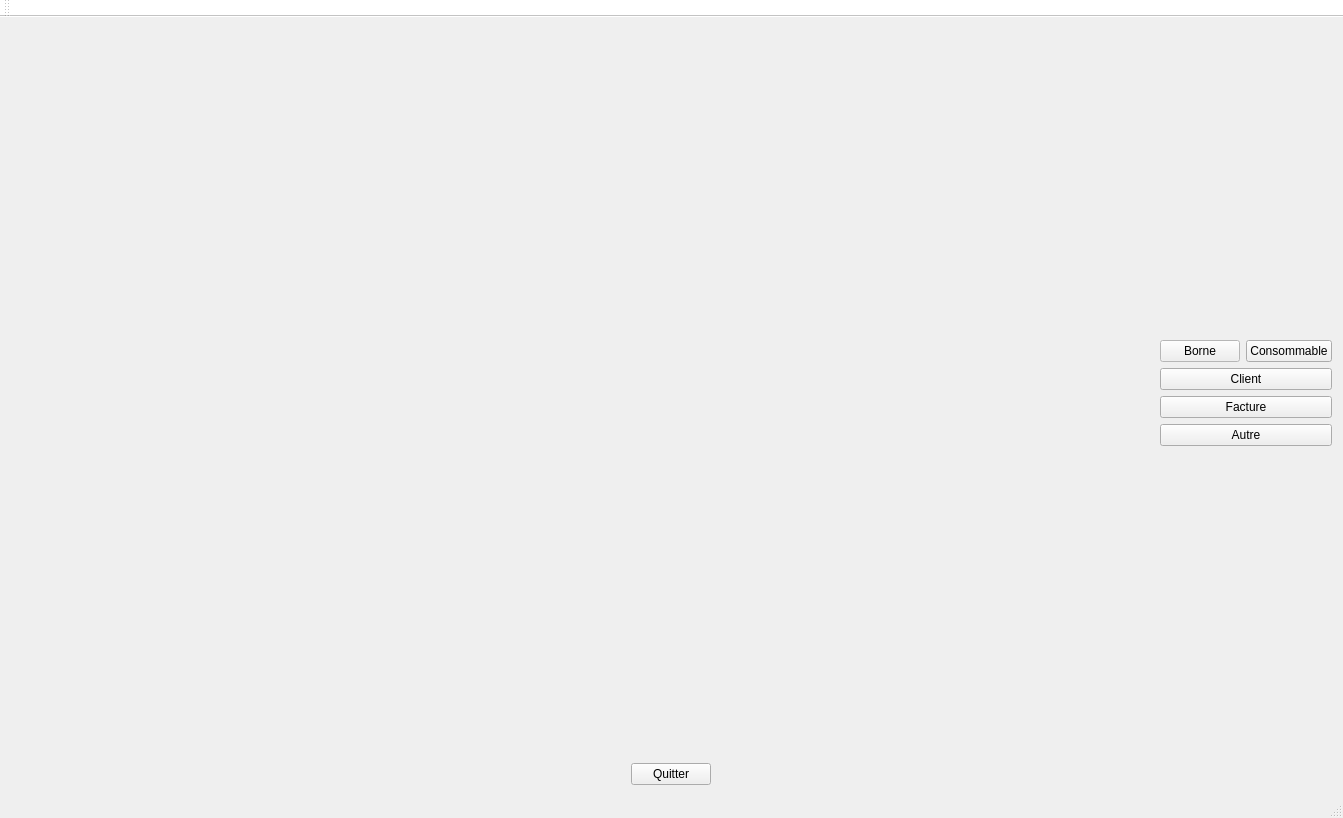
First picture: the form in PPE/PPE.ui, repository fallonloicc/PPE-Qt, before the edit.
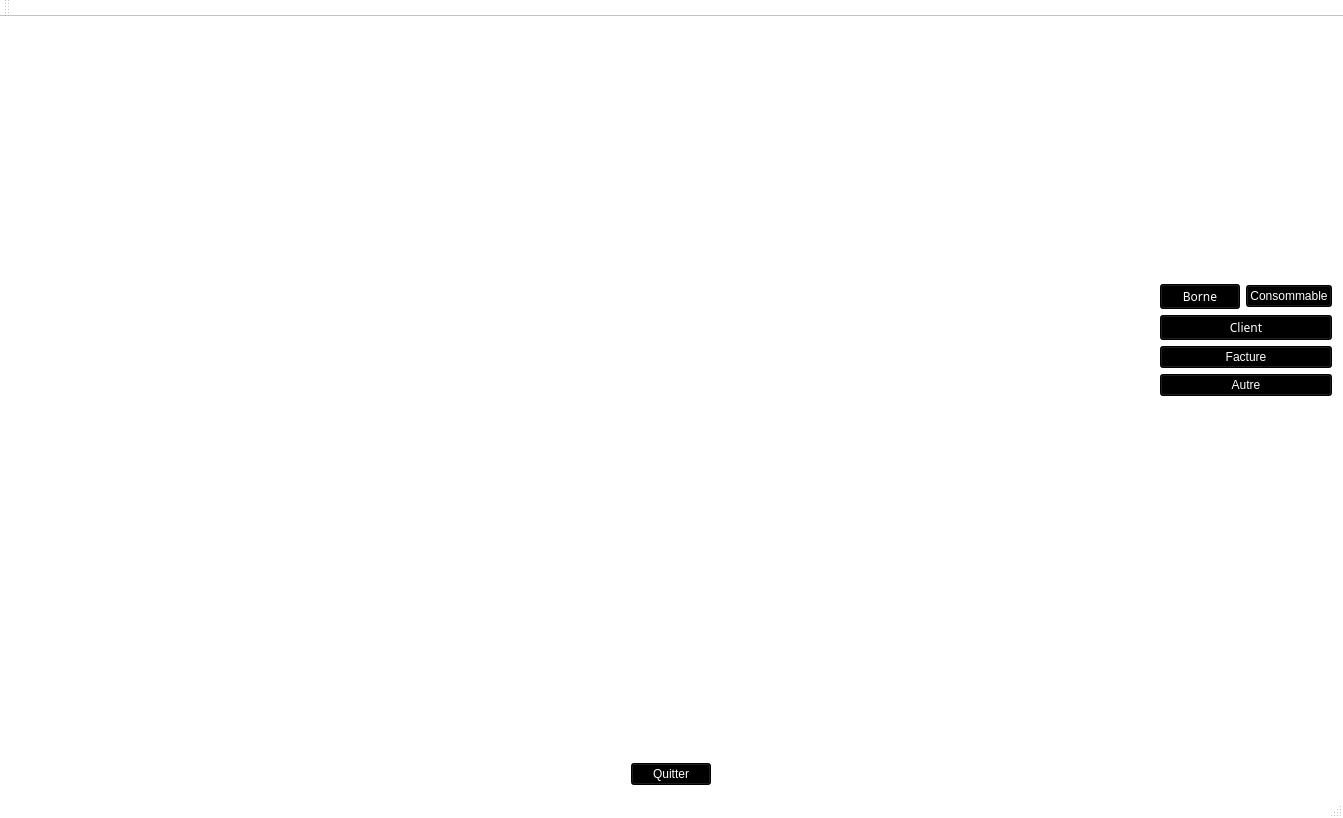
Second picture: the form after the edit.

What changed in the file:
```diff
--- a/PPE/PPE.ui
+++ b/PPE/PPE.ui
@@ -10,9 +10,457 @@
     <height>818</height>
    </rect>
   </property>
+  <property name="palette">
+   <palette>
+    <active>
+     <colorrole role="WindowText">
+      <brush brushstyle="SolidPattern">
+       <color alpha="255">
+        <red>0</red>
+        <green>0</green>
+        <blue>0</blue>
+       </color>
+      </brush>
+     </colorrole>
+     <colorrole role="Button">
+      <brush brushstyle="SolidPattern">
+       <color alpha="255">
+        <red>255</red>
+        <green>255</green>
+        <blue>255</blue>
+       </color>
+      </brush>
+     </colorrole>
+     <colorrole role="Light">
+      <brush brushstyle="SolidPattern">
+       <color alpha="255">
+        <red>255</red>
+        <green>255</green>
+        <blue>255</blue>
+       </color>
+      </brush>
+     </colorrole>
+     <colorrole role="Midlight">
+      <brush brushstyle="SolidPattern">
+       <color alpha="255">
+        <red>255</red>
+        <green>255</green>
+        <blue>255</blue>
+       </color>
+      </brush>
+     </colorrole>
+     <colorrole role="Dark">
+      <brush brushstyle="SolidPattern">
+       <color alpha="255">
+        <red>127</red>
+        <green>127</green>
+        <blue>127</blue>
+       </color>
+      </brush>
+     </colorrole>
+     <colorrole role="Mid">
+      <brush brushstyle="SolidPattern">
+       <color alpha="255">
+        <red>170</red>
+        <green>170</green>
+        <blue>170</blue>
+       </color>
+      </brush>
+     </colorrole>
+     <colorrole role="Text">
+      <brush brushstyle="SolidPattern">
+       <color alpha="255">
+        <red>0</red>
+        <green>0</green>
+        <blue>0</blue>
+       </color>
+      </brush>
+     </colorrole>
+     <colorrole role="BrightText">
+      <brush brushstyle="SolidPattern">
+       <color alpha="255">
+        <red>255</red>
+        <green>255</green>
+        <blue>255</blue>
+       </color>
+      </brush>
+     </colorrole>
+     <colorrole role="ButtonText">
+      <brush brushstyle="SolidPattern">
+       <color alpha="255">
+        <red>0</red>
+        <green>0</green>
+        <blue>0</blue>
+       </color>
+      </brush>
+     </colorrole>
+     <colorrole role="Base">
+      <brush brushstyle="SolidPattern">
+       <color alpha="255">
+        <red>255</red>
+        <green>255</green>
+        <blue>255</blue>
+       </color>
+      </brush>
+     </colorrole>
+     <colorrole role="Window">
+      <brush brushstyle="SolidPattern">
+       <color alpha="255">
+        <red>255</red>
+        <green>255</green>
+        <blue>255</blue>
+       </color>
+      </brush>
+     </colorrole>
+     <colorrole role="Shadow">
+      <brush brushstyle="SolidPattern">
+       <color alpha="255">
+        <red>0</red>
+        <green>0</green>
+        <blue>0</blue>
+       </color>
+      </brush>
+     </colorrole>
+     <colorrole role="AlternateBase">
+      <brush brushstyle="SolidPattern">
+       <color alpha="255">
+        <red>255</red>
+        <green>255</green>
+        <blue>255</blue>
+       </color>
+      </brush>
+     </colorrole>
+     <colorrole role="ToolTipBase">
+      <brush brushstyle="SolidPattern">
+       <color alpha="255">
+        <red>255</red>
+        <green>255</green>
+        <blue>220</blue>
+       </color>
+      </brush>
+     </colorrole>
+     <colorrole role="ToolTipText">
+      <brush brushstyle="SolidPattern">
+       <color alpha="255">
+        <red>0</red>
+        <green>0</green>
+        <blue>0</blue>
+       </color>
+      </brush>
+     </colorrole>
+     <colorrole role="PlaceholderText">
+      <brush brushstyle="SolidPattern">
+       <color alpha="128">
+        <red>0</red>
+        <green>0</green>
+        <blue>0</blue>
+       </color>
+      </brush>
+     </colorrole>
+    </active>
+    <inactive>
+     <colorrole role="WindowText">
+      <brush brushstyle="SolidPattern">
+       <color alpha="255">
+        <red>0</red>
+        <green>0</green>
+        <blue>0</blue>
+       </color>
+      </brush>
+     </colorrole>
+     <colorrole role="Button">
+      <brush brushstyle="SolidPattern">
+       <color alpha="255">
+        <red>255</red>
+        <green>255</green>
+        <blue>255</blue>
+       </color>
+      </brush>
+     </colorrole>
+     <colorrole role="Light">
+      <brush brushstyle="SolidPattern">
+       <color alpha="255">
+        <red>255</red>
+        <green>255</green>
+        <blue>255</blue>
+       </color>
+      </brush>
+     </colorrole>
+     <colorrole role="Midlight">
+      <brush brushstyle="SolidPattern">
+       <color alpha="255">
+        <red>255</red>
+        <green>255</green>
+        <blue>255</blue>
+       </color>
+      </brush>
+     </colorrole>
+     <colorrole role="Dark">
+      <brush brushstyle="SolidPattern">
+       <color alpha="255">
+        <red>127</red>
+        <green>127</green>
+        <blue>127</blue>
+       </color>
+      </brush>
+     </colorrole>
+     <colorrole role="Mid">
+      <brush brushstyle="SolidPattern">
+       <color alpha="255">
+        <red>170</red>
+        <green>170</green>
+        <blue>170</blue>
+       </color>
+      </brush>
+     </colorrole>
+     <colorrole role="Text">
+      <brush brushstyle="SolidPattern">
+       <color alpha="255">
+        <red>0</red>
+        <green>0</green>
+        <blue>0</blue>
+       </color>
+      </brush>
+     </colorrole>
+     <colorrole role="BrightText">
+      <brush brushstyle="SolidPattern">
+       <color alpha="255">
+        <red>255</red>
+        <green>255</green>
+        <blue>255</blue>
+       </color>
+      </brush>
+     </colorrole>
+     <colorrole role="ButtonText">
+      <brush brushstyle="SolidPattern">
+       <color alpha="255">
+        <red>0</red>
+        <green>0</green>
+        <blue>0</blue>
+       </color>
+      </brush>
+     </colorrole>
+     <colorrole role="Base">
+      <brush brushstyle="SolidPattern">
+       <color alpha="255">
+        <red>255</red>
+        <green>255</green>
+        <blue>255</blue>
+       </color>
+      </brush>
+     </colorrole>
+     <colorrole role="Window">
+      <brush brushstyle="SolidPattern">
+       <color alpha="255">
+        <red>255</red>
+        <green>255</green>
+        <blue>255</blue>
+       </color>
+      </brush>
+     </colorrole>
+     <colorrole role="Shadow">
+      <brush brushstyle="SolidPattern">
+       <color alpha="255">
+        <red>0</red>
+        <green>0</green>
+        <blue>0</blue>
+       </color>
+      </brush>
+     </colorrole>
+     <colorrole role="AlternateBase">
+      <brush brushstyle="SolidPattern">
+       <color alpha="255">
+        <red>255</red>
+        <green>255</green>
+        <blue>255</blue>
+       </color>
+      </brush>
+     </colorrole>
+     <colorrole role="ToolTipBase">
+      <brush brushstyle="SolidPattern">
+       <color alpha="255">
+        <red>255</red>
+        <green>255</green>
+        <blue>220</blue>
+       </color>
+      </brush>
+     </colorrole>
+     <colorrole role="ToolTipText">
+      <brush brushstyle="SolidPattern">
+       <color alpha="255">
+        <red>0</red>
+        <green>0</green>
+        <blue>0</blue>
+       </color>
+      </brush>
+     </colorrole>
+     <colorrole role="PlaceholderText">
+      <brush brushstyle="SolidPattern">
+       <color alpha="128">
+        <red>0</red>
+        <green>0</green>
+        <blue>0</blue>
+       </color>
+      </brush>
+     </colorrole>
+    </inactive>
+    <disabled>
+     <colorrole role="WindowText">
+      <brush brushstyle="SolidPattern">
+       <color alpha="255">
+        <red>127</red>
+        <green>127</green>
+        <blue>127</blue>
+       </color>
+      </brush>
+     </colorrole>
+     <colorrole role="Button">
+      <brush brushstyle="SolidPattern">
+       <color alpha="255">
+        <red>255</red>
+        <green>255</green>
+        <blue>255</blue>
+       </color>
+      </brush>
+     </colorrole>
+     <colorrole role="Light">
+      <brush brushstyle="SolidPattern">
+       <color alpha="255">
+        <red>255</red>
+        <green>255</green>
+        <blue>255</blue>
+       </color>
+      </brush>
+     </colorrole>
+     <colorrole role="Midlight">
+      <brush brushstyle="SolidPattern">
+       <color alpha="255">
+        <red>255</red>
+        <green>255</green>
+        <blue>255</blue>
+       </color>
+      </brush>
+     </colorrole>
+     <colorrole role="Dark">
+      <brush brushstyle="SolidPattern">
+       <color alpha="255">
+        <red>127</red>
+        <green>127</green>
+        <blue>127</blue>
+       </color>
+      </brush>
+     </colorrole>
+     <colorrole role="Mid">
+      <brush brushstyle="SolidPattern">
+       <color alpha="255">
+        <red>170</red>
+        <green>170</green>
+        <blue>170</blue>
+       </color>
+      </brush>
+     </colorrole>
+     <colorrole role="Text">
+      <brush brushstyle="SolidPattern">
+       <color alpha="255">
+        <red>127</red>
+        <green>127</green>
+        <blue>127</blue>
+       </color>
+      </brush>
+     </colorrole>
+     <colorrole role="BrightText">
+      <brush brushstyle="SolidPattern">
+       <color alpha="255">
+        <red>255</red>
+        <green>255</green>
+        <blue>255</blue>
+       </color>
+      </brush>
+     </colorrole>
+     <colorrole role="ButtonText">
+      <brush brushstyle="SolidPattern">
+       <color alpha="255">
+        <red>127</red>
+        <green>127</green>
+        <blue>127</blue>
+       </color>
+      </brush>
+     </colorrole>
+     <colorrole role="Base">
+      <brush brushstyle="SolidPattern">
+       <color alpha="255">
+        <red>255</red>
+        <green>255</green>
+        <blue>255</blue>
+       </color>
+      </brush>
+     </colorrole>
+     <colorrole role="Window">
+      <brush brushstyle="SolidPattern">
+       <color alpha="255">
+        <red>255</red>
+        <green>255</green>
+        <blue>255</blue>
+       </color>
+      </brush>
+     </colorrole>
+     <colorrole role="Shadow">
+      <brush brushstyle="SolidPattern">
+       <color alpha="255">
+        <red>0</red>
+        <green>0</green>
+        <blue>0</blue>
+       </color>
+      </brush>
+     </colorrole>
+     <colorrole role="AlternateBase">
+      <brush brushstyle="SolidPattern">
+       <color alpha="255">
+        <red>255</red>
+        <green>255</green>
+        <blue>255</blue>
+       </color>
+      </brush>
+     </colorrole>
+     <colorrole role="ToolTipBase">
+      <brush brushstyle="SolidPattern">
+       <color alpha="255">
+        <red>255</red>
+        <green>255</green>
+        <blue>220</blue>
+       </color>
+      </brush>
+     </colorrole>
+     <colorrole role="ToolTipText">
+      <brush brushstyle="SolidPattern">
+       <color alpha="255">
+        <red>0</red>
+        <green>0</green>
+        <blue>0</blue>
+       </color>
+      </brush>
+     </colorrole>
+     <colorrole role="PlaceholderText">
+      <brush brushstyle="SolidPattern">
+       <color alpha="128">
+        <red>0</red>
+        <green>0</green>
+        <blue>0</blue>
+       </color>
+      </brush>
+     </colorrole>
+    </disabled>
+   </palette>
+  </property>
   <property name="windowTitle">
    <string>PPE</string>
   </property>
+  <property name="styleSheet">
+   <string notr="true">font: 8pt &quot;Century Gothic&quot;;
+
+
+</string>
+  </property>
   <widget class="QWidget" name="centralWidget">
    <layout class="QVBoxLayout" name="verticalLayout_3">
     <item>
@@ -28,11 +476,17 @@
       </item>
       <item>
        <layout class="QVBoxLayout" name="verticalLayout">
+        <property name="sizeConstraint">
+         <enum>QLayout::SetFixedSize</enum>
+        </property>
         <item>
          <spacer name="verticalSpacer">
           <property name="orientation">
            <enum>Qt::Vertical</enum>
           </property>
+          <property name="sizeType">
+           <enum>QSizePolicy::Expanding</enum>
+          </property>
           <property name="sizeHint" stdset="0">
            <size>
             <width>20</width>
@@ -48,18 +502,63 @@
             <property name="palette">
              <palette>
               <active>
+               <colorrole role="WindowText">
+                <brush brushstyle="SolidPattern">
+                 <color alpha="255">
+                  <red>255</red>
+                  <green>255</green>
+                  <blue>255</blue>
+                 </color>
+                </brush>
+               </colorrole>
+               <colorrole role="Button">
+                <brush brushstyle="SolidPattern">
+                 <color alpha="255">
+                  <red>0</red>
+                  <green>0</green>
+                  <blue>0</blue>
+                 </color>
+                </brush>
+               </colorrole>
+               <colorrole role="Text">
+                <brush brushstyle="SolidPattern">
+                 <color alpha="255">
+                  <red>255</red>
+                  <green>255</green>
+                  <blue>255</blue>
+                 </color>
+                </brush>
+               </colorrole>
+               <colorrole role="ButtonText">
+                <brush brushstyle="SolidPattern">
+                 <color alpha="255">
+                  <red>255</red>
+                  <green>255</green>
+                  <blue>255</blue>
+                 </color>
+                </brush>
+               </colorrole>
                <colorrole role="Base">
                 <brush brushstyle="SolidPattern">
                  <color alpha="255">
-                  <red>255</red>
-                  <green>255</green>
-                  <blue>255</blue>
+                  <red>0</red>
+                  <green>0</green>
+                  <blue>0</blue>
                  </color>
                 </brush>
                </colorrole>
                <colorrole role="Window">
                 <brush brushstyle="SolidPattern">
                  <color alpha="255">
+                  <red>0</red>
+                  <green>0</green>
+                  <blue>0</blue>
+                 </color>
+                </brush>
+               </colorrole>
+               <colorrole role="PlaceholderText">
+                <brush brushstyle="NoBrush">
+                 <color alpha="128">
                   <red>255</red>
                   <green>255</green>
                   <blue>255</blue>
@@ -68,18 +567,63 @@
                </colorrole>
               </active>
               <inactive>
+               <colorrole role="WindowText">
+                <brush brushstyle="SolidPattern">
+                 <color alpha="255">
+                  <red>255</red>
+                  <green>255</green>
+                  <blue>255</blue>
+                 </color>
+                </brush>
+               </colorrole>
+               <colorrole role="Button">
+                <brush brushstyle="SolidPattern">
+                 <color alpha="255">
+                  <red>0</red>
+                  <green>0</green>
+                  <blue>0</blue>
+                 </color>
+                </brush>
+               </colorrole>
+               <colorrole role="Text">
+                <brush brushstyle="SolidPattern">
+                 <color alpha="255">
+                  <red>255</red>
+                  <green>255</green>
+                  <blue>255</blue>
+                 </color>
+                </brush>
+               </colorrole>
+               <colorrole role="ButtonText">
+                <brush brushstyle="SolidPattern">
+                 <color alpha="255">
+                  <red>255</red>
+                  <green>255</green>
+                  <blue>255</blue>
+                 </color>
+                </brush>
+               </colorrole>
                <colorrole role="Base">
                 <brush brushstyle="SolidPattern">
                  <color alpha="255">
-                  <red>255</red>
-                  <green>255</green>
-                  <blue>255</blue>
+                  <red>0</red>
+                  <green>0</green>
+                  <blue>0</blue>
                  </color>
                 </brush>
                </colorrole>
                <colorrole role="Window">
                 <brush brushstyle="SolidPattern">
                  <color alpha="255">
+                  <red>0</red>
+                  <green>0</green>
+                  <blue>0</blue>
+                 </color>
+                </brush>
+               </colorrole>
+               <colorrole role="PlaceholderText">
+                <brush brushstyle="NoBrush">
+                 <color alpha="128">
                   <red>255</red>
                   <green>255</green>
                   <blue>255</blue>
@@ -88,18 +632,63 @@
                </colorrole>
               </inactive>
               <disabled>
+               <colorrole role="WindowText">
+                <brush brushstyle="SolidPattern">
+                 <color alpha="255">
+                  <red>255</red>
+                  <green>255</green>
+                  <blue>255</blue>
+                 </color>
+                </brush>
+               </colorrole>
+               <colorrole role="Button">
+                <brush brushstyle="SolidPattern">
+                 <color alpha="255">
+                  <red>0</red>
+                  <green>0</green>
+                  <blue>0</blue>
+                 </color>
+                </brush>
+               </colorrole>
+               <colorrole role="Text">
+                <brush brushstyle="SolidPattern">
+                 <color alpha="255">
+                  <red>255</red>
+                  <green>255</green>
+                  <blue>255</blue>
+                 </color>
+                </brush>
+               </colorrole>
+               <colorrole role="ButtonText">
+                <brush brushstyle="SolidPattern">
+                 <color alpha="255">
+                  <red>255</red>
+                  <green>255</green>
+                  <blue>255</blue>
+                 </color>
+                </brush>
+               </colorrole>
                <colorrole role="Base">
                 <brush brushstyle="SolidPattern">
                  <color alpha="255">
-                  <red>255</red>
-                  <green>255</green>
-                  <blue>255</blue>
+                  <red>0</red>
+                  <green>0</green>
+                  <blue>0</blue>
                  </color>
                 </brush>
                </colorrole>
                <colorrole role="Window">
                 <brush brushstyle="SolidPattern">
                  <color alpha="255">
+                  <red>0</red>
+                  <green>0</green>
+                  <blue>0</blue>
+                 </color>
+                </brush>
+               </colorrole>
+               <colorrole role="PlaceholderText">
+                <brush brushstyle="NoBrush">
+                 <color alpha="128">
                   <red>255</red>
                   <green>255</green>
                   <blue>255</blue>
@@ -109,8 +698,23 @@
               </disabled>
              </palette>
             </property>
+            <property name="font">
+             <font>
+              <family>Century Gothic</family>
+              <pointsize>9</pointsize>
+              <weight>50</weight>
+              <italic>false</italic>
+              <bold>false</bold>
+             </font>
+            </property>
+            <property name="cursor">
+             <cursorShape>PointingHandCursor</cursorShape>
+            </property>
             <property name="styleSheet">
-             <string notr="true">font: 8pt &quot;Century Gothic&quot;;</string>
+             <string notr="true">font: 9pt &quot;Century Gothic&quot;;
+color : rgb(255, 255, 255);
+background-color: rgb(0, 0, 0);
+</string>
             </property>
             <property name="text">
              <string>Borne</string>
@@ -120,7 +724,10 @@
           <item>
            <widget class="QPushButton" name="Conso">
             <property name="styleSheet">
-             <string notr="true">font: 8pt &quot;Century Gothic&quot;;</string>
+             <string notr="true">font: 9pt &quot;Century Gothic&quot;;
+color : rgb(255, 255, 255);
+background-color: rgb(0, 0, 0);
+</string>
             </property>
             <property name="text">
              <string>Consommable</string>
@@ -131,11 +738,23 @@
         </item>
         <item>
          <widget class="QPushButton" name="Client">
+          <property name="font">
+           <font>
+            <family>Century Gothic</family>
+            <pointsize>9</pointsize>
+            <weight>50</weight>
+            <italic>false</italic>
+            <bold>false</bold>
+           </font>
+          </property>
           <property name="cursor">
            <cursorShape>ArrowCursor</cursorShape>
           </property>
           <property name="styleSheet">
-           <string notr="true">font: 8pt &quot;Century Gothic&quot;;</string>
+           <string notr="true">font: 9pt &quot;Century Gothic&quot;;
+color : rgb(255, 255, 255);
+background-color: rgb(0, 0, 0);
+</string>
           </property>
           <property name="text">
            <string>Client</string>
@@ -145,7 +764,10 @@
         <item>
          <widget class="QPushButton" name="AjoutFacture">
           <property name="styleSheet">
-           <string notr="true">font: 8pt &quot;Century Gothic&quot;;</string>
+           <string notr="true">font: 9pt &quot;Century Gothic&quot;;
+color : rgb(255, 255, 255);
+background-color: rgb(0, 0, 0);
+</string>
           </property>
           <property name="text">
            <string>Facture</string>
@@ -155,13 +777,65 @@
         <item>
          <widget class="QPushButton" name="Autre">
           <property name="styleSheet">
-           <string notr="true">font: 8pt &quot;Century Gothic&quot;;</string>
+           <string notr="true">font: 9pt &quot;Century Gothic&quot;;
+color : rgb(255, 255, 255);
+background-color: rgb(0, 0, 0);
+</string>
           </property>
           <property name="text">
            <string>Autre</string>
           </property>
          </widget>
         </item>
+        <item alignment="Qt::AlignHCenter">
+         <widget class="QLabel" name="label_2">
+          <property name="sizePolicy">
+           <sizepolicy hsizetype="Expanding" vsizetype="MinimumExpanding">
+            <horstretch>0</horstretch>
+            <verstretch>0</verstretch>
+           </sizepolicy>
+          </property>
+          <property name="minimumSize">
+           <size>
+            <width>0</width>
+            <height>0</height>
+           </size>
+          </property>
+          <property name="maximumSize">
+           <size>
+            <width>100</width>
+            <height>100</height>
+           </size>
+          </property>
+          <property name="sizeIncrement">
+           <size>
+            <width>0</width>
+            <height>0</height>
+           </size>
+          </property>
+          <property name="baseSize">
+           <size>
+            <width>200</width>
+            <height>0</height>
+           </size>
+          </property>
+          <property name="layoutDirection">
+           <enum>Qt::LeftToRight</enum>
+          </property>
+          <property name="styleSheet">
+           <string notr="true">text-align:center;</string>
+          </property>
+          <property name="text">
+           <string/>
+          </property>
+          <property name="textFormat">
+           <enum>Qt::PlainText</enum>
+          </property>
+          <property name="alignment">
+           <set>Qt::AlignRight|Qt::AlignTrailing|Qt::AlignVCenter</set>
+          </property>
+         </widget>
+        </item>
         <item>
          <spacer name="verticalSpacer_2">
           <property name="orientation">
@@ -182,7 +856,10 @@
     <item alignment="Qt::AlignHCenter">
      <widget class="QPushButton" name="Quit">
       <property name="styleSheet">
-       <string notr="true">font: 8pt &quot;Century Gothic&quot;;</string>
+       <string notr="true">font: 9pt &quot;Century Gothic&quot;;
+color : rgb(255, 255, 255);
+background-color: rgb(0, 0, 0);
+</string>
       </property>
       <property name="text">
        <string>Quitter</string>
```
Left out of the diff: 2 changed lines with no effect on the pictures.
